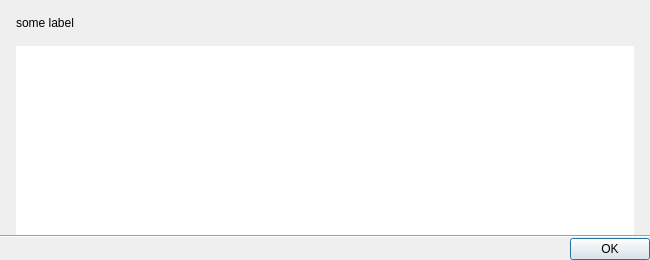
Qt form client/libclient/src/ui/dialogs/license_notification_dialog.ui (networkoptix/nx_open) before a commit.
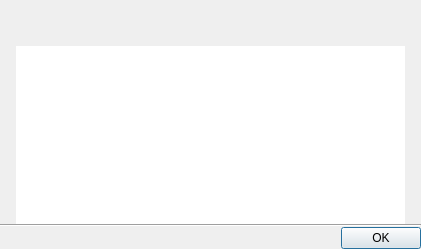
The same form after that commit.

Commit message:
VMS-3116 - Redesign "License expiration" warning
<==== Mercurial data ====>
Branch: dev_3.0.0_gui

```diff
--- a/client/libclient/src/ui/dialogs/license_notification_dialog.ui
+++ b/client/libclient/src/ui/dialogs/license_notification_dialog.ui
@@ -6,8 +6,8 @@
    <rect>
     <x>0</x>
     <y>0</y>
-    <width>650</width>
-    <height>260</height>
+    <width>421</width>
+    <height>249</height>
    </rect>
   </property>
   <property name="windowTitle">
@@ -49,7 +49,7 @@
      <item>
       <widget class="QLabel" name="label">
        <property name="text">
-        <string notr="true">some label</string>
+        <string notr="true"/>
        </property>
       </widget>
      </item>
```
The commit also changes 4 other files.
